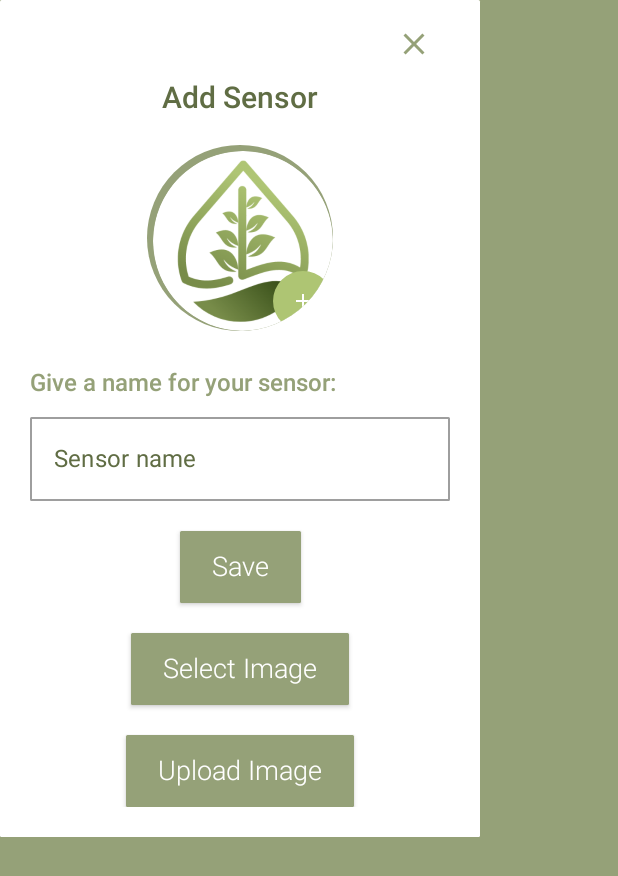
After one commit to SmartestSoil/SmartestSoil, an Android app built with Jetpack Compose: the composable AddSensor shown on its own in the app's theme, on a phone screen of 412 x 824 dp. The commit adds this screen. Shown: the top 876 px of the screen. Run offline under Robolectric (Android 15) with nearby library versions, the light colour scheme and no system bars; our stand-ins replace Firebase (no records; nobody signed in at launch, a user with empty details on screens opened directly); pictures from the network do not load.

Commit message:
Top bar logo added, FAB positioned correctly, Add Sensor dialog UI modified

```diff
--- /dev/null
+++ b/app/src/main/java/com/example/smartestsoil/ui/screens/AddSensor.kt
@@ -0,0 +1,244 @@
+package com.example.smartestsoil.ui.screens
+
+import android.content.Context
+import android.net.Uri
+import android.util.Log
+import android.widget.Toast
+import androidx.activity.compose.rememberLauncherForActivityResult
+import com.example.smartestsoil.R
+import androidx.activity.result.contract.ActivityResultContracts
+import androidx.compose.foundation.*
+import androidx.compose.foundation.layout.*
+import androidx.compose.foundation.shape.RoundedCornerShape
+import androidx.compose.material.*
+import androidx.compose.runtime.*
+import androidx.compose.ui.Alignment
+import androidx.compose.ui.Modifier
+import androidx.compose.ui.draw.clip
+import androidx.compose.ui.graphics.Color
+import androidx.compose.ui.platform.LocalContext
+import androidx.compose.ui.res.painterResource
+import androidx.compose.ui.text.TextStyle
+import androidx.compose.ui.text.font.FontWeight
+import androidx.compose.ui.unit.dp
+import androidx.compose.ui.unit.sp
+import coil.compose.rememberImagePainter
+import com.google.firebase.auth.ktx.auth
+import com.google.firebase.database.ktx.database
+import com.google.firebase.ktx.Firebase
+import com.google.firebase.storage.FirebaseStorage
+import com.google.firebase.storage.StorageReference
+import com.google.firebase.storage.ktx.storage
+import java.util.*
+import androidx.compose.foundation.shape.CircleShape
+import androidx.compose.material.icons.Icons
+import androidx.compose.material.icons.filled.Add
+import androidx.compose.material.icons.filled.Check
+import androidx.compose.material.icons.filled.Close
+import androidx.compose.ui.layout.ContentScale
+import androidx.compose.ui.text.style.TextAlign
+
+@OptIn(ExperimentalMaterialApi::class)
+@Composable
+fun AddSensor(onClose: () -> Unit) {
+    var imageUri by remember { mutableStateOf<android.net.Uri?>(null) }
+    var sensorname by remember { mutableStateOf("") }
+
+    val context = LocalContext.current
+    val storageRef = FirebaseStorage.getInstance().reference
+    val userId = Firebase.auth.currentUser?.uid
+
+    val launcher =
+        rememberLauncherForActivityResult(ActivityResultContracts.GetContent()) { uri ->
+            if (uri != null && isImage(uri, context)) {
+                imageUri = uri
+            } else {
+                Toast.makeText(context, "Please select an image file", Toast.LENGTH_SHORT).show()
+            }
+        }
+
+    Surface(
+        shape = RoundedCornerShape(1.dp),
+        color = Color.White
+    ) {
+        Column(
+            modifier = Modifier
+                .padding(start = 20.dp, end = 20.dp, bottom = 20.dp, top = 5.dp)
+                .verticalScroll(state = rememberScrollState()),
+            verticalArrangement = Arrangement.Center,
+            horizontalAlignment = Alignment.CenterHorizontally
+        ) {
+            IconButton(onClick = { onClose() }, modifier = Modifier.align(Alignment.End)) {
+                Icon(
+                    imageVector = Icons.Default.Close,
+                    contentDescription = "Close",
+                    tint = MaterialTheme.colors.primary
+                )
+            }
+            Text(
+                text = "Add Sensor",
+                color = MaterialTheme.colors.primaryVariant,
+                fontWeight = FontWeight.Medium,
+                fontSize = 20.sp,
+                textAlign = TextAlign.Center
+            )
+            Spacer(modifier = Modifier.height(20.dp))
+            Box(
+                modifier = Modifier.size(124.dp)
+                    .clip(RoundedCornerShape(70.dp))
+                    .background(MaterialTheme.colors.primary),
+                contentAlignment = Alignment.BottomEnd
+            ) {
+                if (imageUri != null) {
+                    Image(
+                        painter = rememberImagePainter(data = imageUri),
+                        contentDescription = "Selected Image",
+                        modifier = Modifier.size(120.dp)
+                            .clip(RoundedCornerShape(70.dp)),
+                        contentScale = ContentScale.Crop
+                    )
+                } else {
+                    Image(
+                        painter = painterResource(id = R.drawable.logo_without_text_300),
+                        contentDescription = "Placeholder Image",
+                        modifier = Modifier.size(120.dp)
+                            .clip(RoundedCornerShape(70.dp)),
+                        contentScale = ContentScale.Crop
+                    )
+                }
+                Box(
+                    modifier = Modifier
+                        .size(40.dp)
+                        .clip(CircleShape)
+                        .background(MaterialTheme.colors.secondary)
+                        .clickable(onClick = { /* Handle image button click */ })
+                        .padding(12.dp),
+                    contentAlignment = Alignment.Center
+                ) {
+                    Icon(
+                        imageVector = Icons.Default.Add,
+                        contentDescription = "Image",
+                        tint = MaterialTheme.colors.onPrimary
+                    )
+                }
+            }
+            Spacer(modifier = Modifier.height(25.dp))
+            Text(
+                text = "Give a name for your sensor:",
+                color = MaterialTheme.colors.primary,
+                fontSize = 16.sp,
+                fontWeight = FontWeight.Medium,
+                modifier = Modifier.align(Alignment.Start)
+            )
+            Spacer(modifier = Modifier.height(5.dp))
+            OutlinedTextField(
+                value = sensorname,
+                onValueChange = { sensorname = it },
+                label = { Text(
+                    text = "Sensor name",
+                    color = MaterialTheme.colors.primaryVariant
+                ) },
+                placeholder = { Text(text = "Enter a name for your sensor") },
+                singleLine = true,
+                shape = RoundedCornerShape(1.dp),
+                textStyle =
+                    TextStyle(
+                        color = MaterialTheme.colors.primary
+                    )
+            )
+            Spacer(modifier = Modifier.height(20.dp))
+            Button(
+                onClick = { addUserSensor(sensorname, imageUri!!) },
+                colors = ButtonDefaults.buttonColors(
+                    disabledBackgroundColor = MaterialTheme.colors.primary,
+                    backgroundColor = MaterialTheme.colors.primary
+                )
+            ) {
+                Text(
+                    modifier = Modifier.padding(5.dp),
+                    text = "Save",
+                    color = MaterialTheme.colors.onPrimary
+                )
+            }
+            Spacer(modifier = Modifier.height(20.dp))
+            Button(
+                onClick = { launcher.launch("image/*") },
+                colors = ButtonDefaults.buttonColors(
+                    disabledBackgroundColor = MaterialTheme.colors.primary,
+                    backgroundColor = MaterialTheme.colors.primary
+                )
+            ) {
+                Text(
+                    modifier = Modifier.padding(5.dp),
+                    text = "Select Image",
+                    color = MaterialTheme.colors.onPrimary
+                )
+            }
+            Spacer(modifier = Modifier.height(20.dp))
+            Button(
+                onClick = {
+                    if (imageUri != null) {
+                        uploadImage(imageUri!!, storageRef, context)
+                    } else {
+                        Toast.makeText(context, "Please select an image", Toast.LENGTH_SHORT).show()
+                    }},
+                colors =
+                    ButtonDefaults.buttonColors(
+                        disabledBackgroundColor = MaterialTheme.colors.primary,
+                        backgroundColor = MaterialTheme.colors.primary
+                    )
+            ) {
+                Text(
+                    modifier = Modifier.padding(5.dp),
+                    text = "Upload Image",
+                    color = MaterialTheme.colors.onPrimary
+                )
+            }
+        }
+    }
+}
+
+private fun uploadImage(uri: android.net.Uri, storageRef: StorageReference, context: Context) {
+    val imageRef = storageRef.child("images/${UUID.randomUUID()}")
+    imageRef.putFile(uri).addOnSuccessListener {
+        imageRef.downloadUrl.addOnSuccessListener { url ->
+            Log.d("***", url.toString())
+            Toast.makeText(context, "Image uploaded successfully", Toast.LENGTH_SHORT).show()
+        }
+            .addOnFailureListener{
+                Log.e("***", it.message.toString())
+            }
+    }
+}
+
+private fun isImage(uri: android.net.Uri, context: Context): Boolean {
+    val contentTypeResolver = context.contentResolver
+    val type = contentTypeResolver.getType(uri)
+    return type?.startsWith("image/") == true
+}
+
+val storage = Firebase.storage
+val storageRef = storage.reference.child("sensorData")
+
+data class UserSensor(
+    var sensorname: String,
+    var imageUri: Uri?
+)
+
+fun addUserSensor(sensorname: String, imageUri: Uri) {
+    val userId = Firebase.auth.currentUser!!.uid
+    val database = Firebase.database.reference
+    val userSensor = UserSensor(sensorname, imageUri)
+
+    // Upload the image to Cloud Storage
+    val imageRef = storageRef.child("$userId/$sensorname.jpg")
+    val uploadTask = imageRef.putFile(imageUri)
+    uploadTask.addOnSuccessListener {
+        // Get the download URL of the uploaded image
+        imageRef.downloadUrl.addOnSuccessListener { downloadUri ->
+            // Save the sensor data (including the image URL) to the Realtime Database
+            userSensor.imageUri = downloadUri
+            database.child("sensorData").child(userId).setValue(userSensor)
+        }
+    }
+}
```
Also changed, not shown: app/src/main/java/com/example/smartestsoil/ui/navigation/TopBar.kt (+16 -5 lines), app/src/main/java/com/example/smartestsoil/ui/screens/AddPlantImage.kt (deleted, +0 -173 lines), app/src/main/java/com/example/smartestsoil/ui/screens/PlantListView.kt (+21 -21 lines), app/src/main/res/drawable/logo_without_text_300.png (added).
